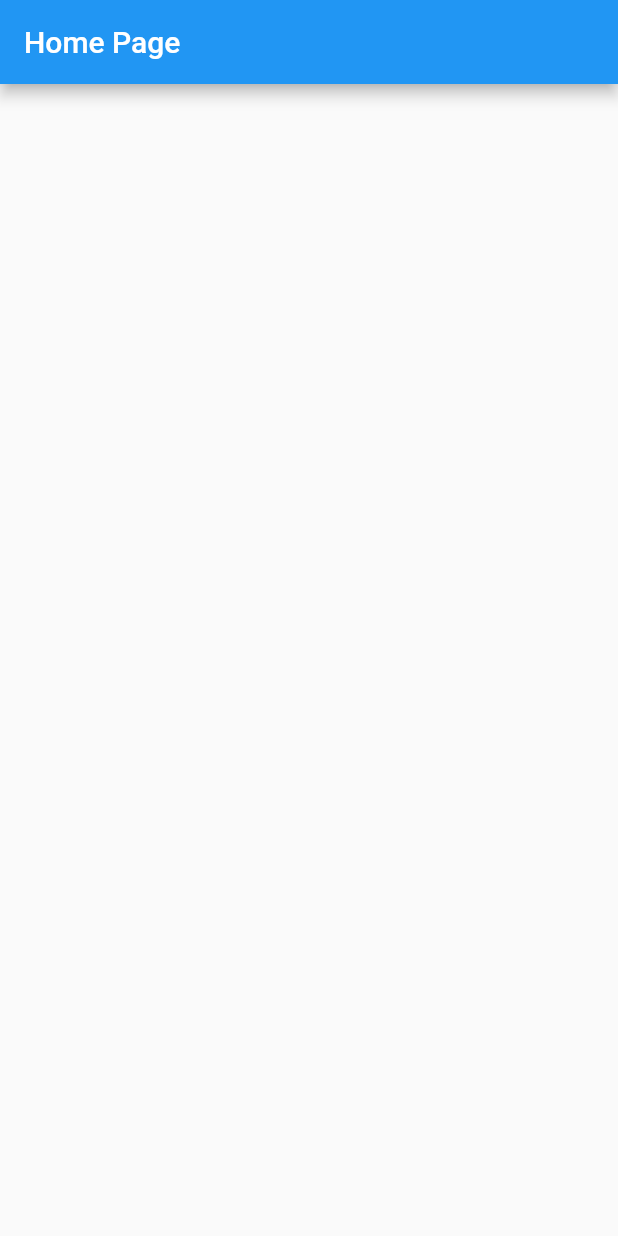
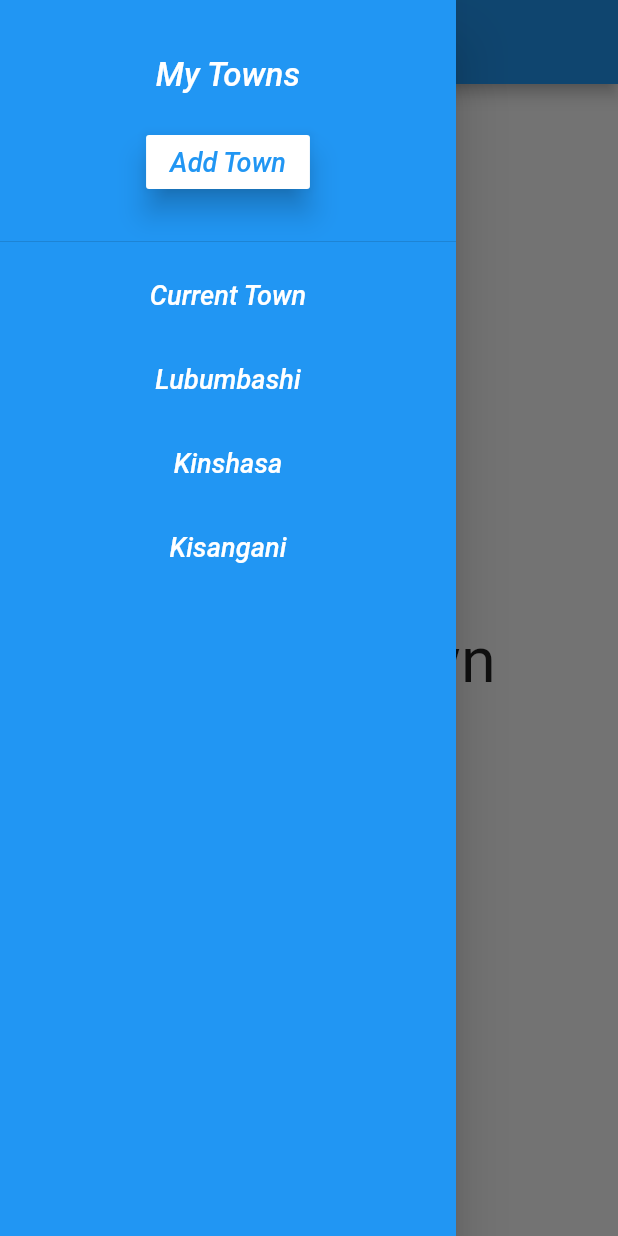
Before and after one commit to lyabs243/flutter_meteo, a Flutter app: the screen it shows after launch, with the side drawer open (before the commit the screen has no drawer), on a phone screen of 412 x 824 dp. Run offline on Flutter 3.47's test engine with Material 2 defaults, Android fonts, the phone set to English and light mode, and no system bars.

```diff
--- a/lib/main.dart
+++ b/lib/main.dart
@@ -28,14 +28,123 @@ class MyHomePage extends StatefulWidget {
 
 class _MyHomePageState extends State<MyHomePage> {
 
+  String town;
+  List<String> towns = ['Lubumbashi','Kinshasa','Kisangani'];
+
+  @override
+  void initState() {
+    // TODO: implement initState
+    super.initState();
+  }
+
   @override
   Widget build(BuildContext context) {
     return Scaffold(
       appBar: AppBar(
         title: Text(widget.title),
       ),
+      drawer: new Drawer(
+        child: Container(
+          color: Colors.blue,
+          child: new ListView.builder(
+            itemBuilder: (context,i){
+              if(i == 0){
+                return DrawerHeader(
+                  child: new Column(
+                    mainAxisAlignment: MainAxisAlignment.spaceEvenly,
+                    children: <Widget>[
+                      textWithStyle(
+                        'My Towns',
+                        fontSize: 22.0,
+                      ),
+                      new RaisedButton(
+                        onPressed: (){
+                          addTown();
+                        },
+                        elevation: 8.0,
+                        color: Colors.white,
+                        child: textWithStyle(
+                            'Add Town',
+                            color: Colors.blue,
+                        ),
+                      )
+                    ],
+                  ),
+                );
+              }
+              else if(i == 1){
+                return new ListTile(
+                  title: textWithStyle('Current Town'),
+                  onTap: (){
+                    setState(() {
+                      town = null;
+                    });
+                    Navigator.pop(context);
+                  },
+                );
+              }
+              else {
+                return new ListTile(
+                  title: textWithStyle(towns[i-2]),
+                  onTap: () {
+                    setState(() {
+                      town = towns[i-2];
+                    });
+                    Navigator.pop(context);
+                  },
+                );
+              }
+            },
+            itemCount: towns.length+2,
+          ),
+        ),
+      ),
       body: Center(
+        child: new Text(
+          (town!= null)? town : 'Current Town',
+          textScaleFactor: 3.0,
+        ),
       ),
     );
   }
+
+  Text textWithStyle(String title,{color: Colors.white,fontSize: 18.0,fontStyle: FontStyle.italic,textAlign: TextAlign.center,textScaleFactor: 1.0}){
+    return new Text(
+      title,
+      textScaleFactor: textScaleFactor,
+      textAlign: textAlign,
+      style: new TextStyle(
+        fontStyle: fontStyle,
+        fontSize: fontSize,
+        color: color,
+      ),
+    );
+  }
+
+  Future addTown() async{
+    return showDialog(
+      context: context,
+      barrierDismissible: true,
+      builder: (BuildContext buildContext){
+        return new SimpleDialog(
+          contentPadding: EdgeInsets.all(20.0),
+          title: textWithStyle(
+            'Add Town',
+            fontSize: 22.0,
+            color: Colors.blue,
+          ),
+          children: <Widget>[
+            new TextField(
+              decoration: new InputDecoration(
+                labelText: 'Town: ',
+              ),
+              onSubmitted: (String text){
+                Navigator.pop(buildContext);
+              },
+            ),
+          ],
+        );
+      },
+    );
+  }
 }
```
